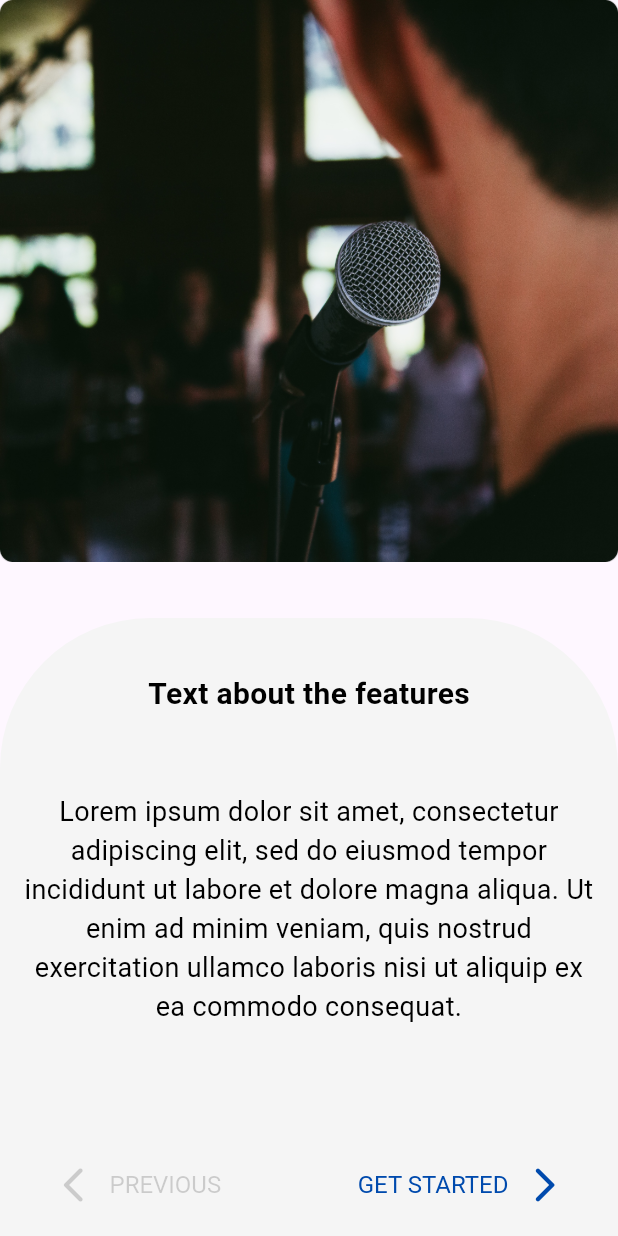
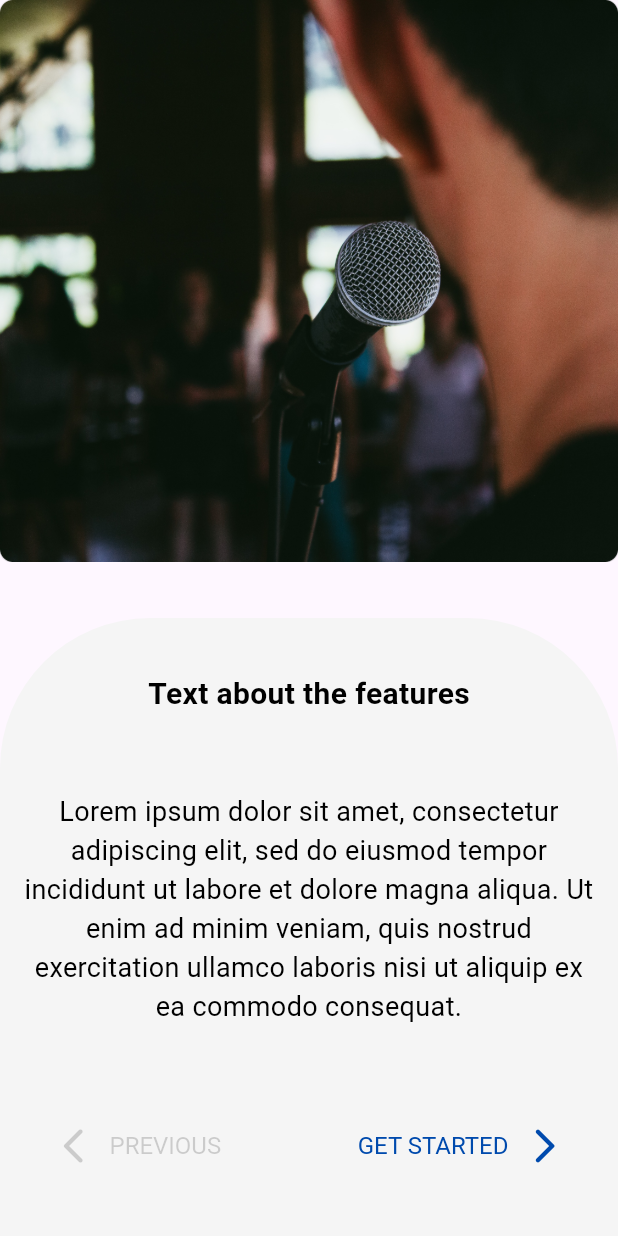
Before and after one commit to MuhannadAljabri/SpeakIQ, a Flutter app: the screen it shows after launch, on a phone screen of 412 x 824 dp. Run offline on Flutter 3.47's test engine with Material 3 defaults, Android fonts, the phone set to English and light mode, and no system bars; our stand-ins replace cached_network_image, file_picker, firebase_auth, firebase_core, firebase_database, firebase_storage and 4 more; missing offline and left inert: dart:ffi, flutter_downloader, open_file_plus; accounts and stored records are empty; Roboto replaces fonts that are missing (Poppins).

Commit message:
Styling update

```diff
--- a/lib/Screens/Home.dart
+++ b/lib/Screens/Home.dart
@@ -369,7 +369,7 @@ List<Widget> buildItemWidgets(List<String>items) {
             padding: const EdgeInsets.fromLTRB(12,4,12,4), // Adjust padding as needed
             child: Text(
               item,
-              style: TextStyle(fontSize: 15, color: Colors.white, fontWeight: FontWeight.w600), // Adjust text style as needed
+              style: TextStyle(fontSize: 12, color: Colors.white, fontWeight: FontWeight.w600), // Adjust text style as needed
             ),
           ),
         ),
--- a/lib/Screens/Onboarding.dart
+++ b/lib/Screens/Onboarding.dart
@@ -64,7 +64,7 @@ class _Onboard extends State<OnboardingScreen> {
                       fontSize: 18,
                     ),
                   )),
-              SizedBox(height: 66),
+              SizedBox(height: 40),
               Row(
                 children: [
                   IconButton(
```
Also changed, not shown: lib/backend/firebase.dart (+6 -5 lines), pubspec.lock.
